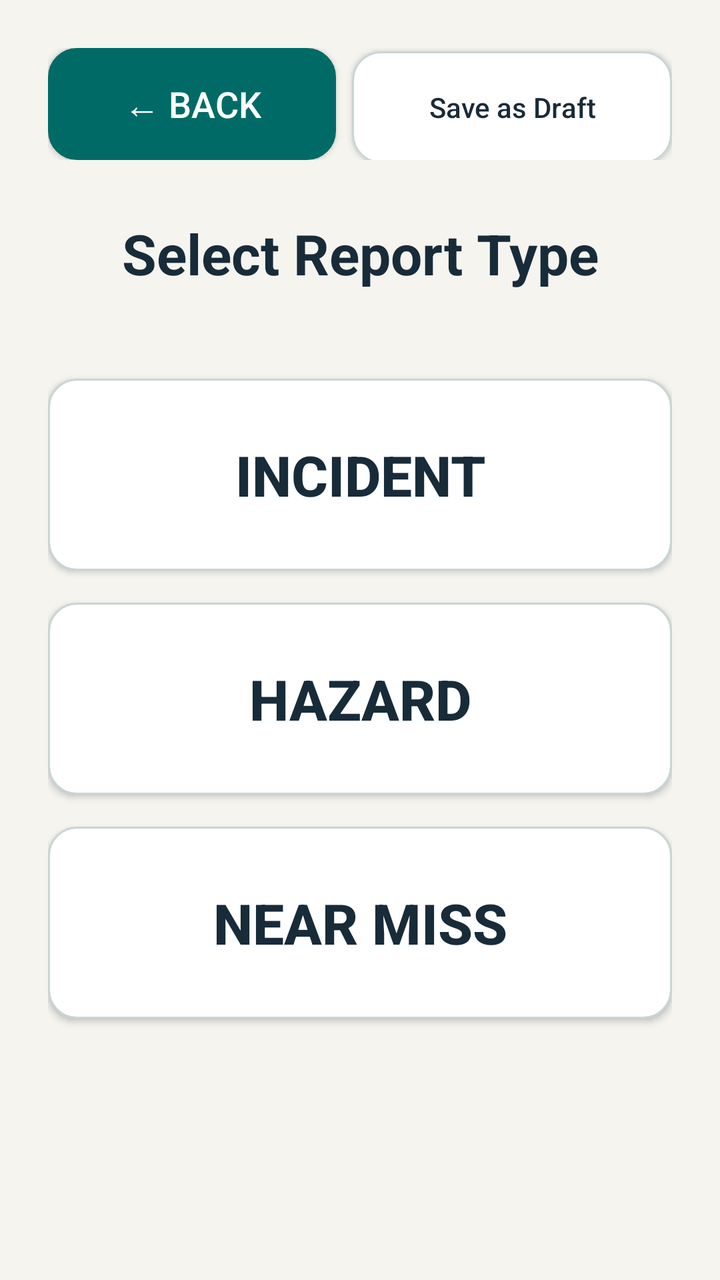
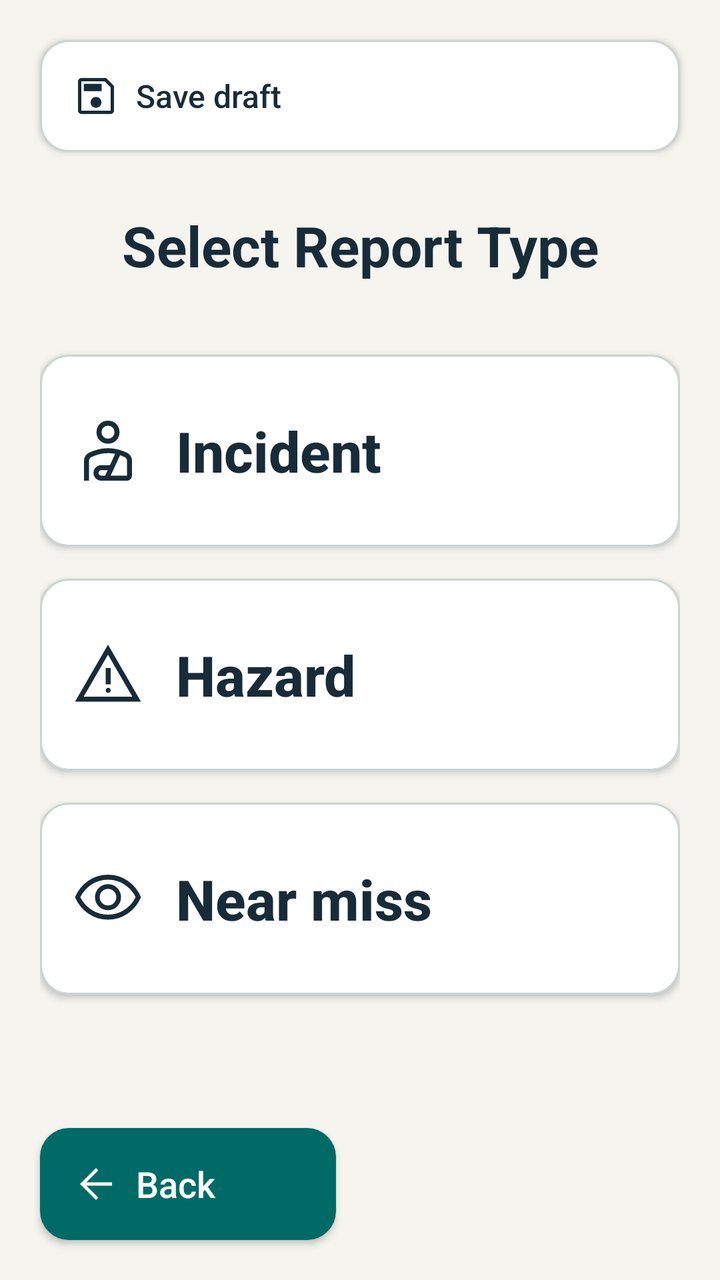

An Android layout rendered at two revisions. The XML below is the earlier revision; the diff shows what the commit changed to produce the second picture.
<!-- AndroidManifest.xml: application theme Theme.JavaReportingSystem -->
<!-- res/layout/activity_report_type.xml -->
<?xml version="1.0" encoding="utf-8"?>
<FrameLayout xmlns:android="http://schemas.android.com/apk/res/android"
    xmlns:app="http://schemas.android.com/apk/res-auto"
    xmlns:tools="http://schemas.android.com/tools"
    android:id="@+id/main"
    android:layout_width="match_parent"
    android:layout_height="match_parent"
    android:background="@color/safety_background"
    tools:context=".ui.ReportTypeActivity">

    <ScrollView
        android:layout_width="match_parent"
        android:layout_height="match_parent"
        android:fillViewport="true">

        <LinearLayout
            android:layout_width="match_parent"
            android:layout_height="wrap_content"
            android:orientation="vertical"
            android:padding="24dp">

            <LinearLayout
                android:layout_width="match_parent"
                android:layout_height="56dp"
                android:orientation="horizontal">

            <Button
                android:id="@+id/btnBack"
                android:layout_width="144dp"
                android:layout_height="56dp"
                android:background="@drawable/back_button"
                android:text="@string/back"
                android:textAllCaps="false"
                android:textColor="@color/safety_on_action"
                android:textSize="18sp"
                app:backgroundTint="@null" />
                <Button
                    android:id="@+id/btnSaveDraft"
                    android:layout_width="0dp"
                    android:layout_height="56dp"
                    android:layout_weight="1"
                    android:layout_marginStart="8dp"
                    android:background="@drawable/outline_button"
                    android:text="@string/save_as_draft"
                    android:textAllCaps="false"
                    android:textColor="@color/safety_text"
                    android:textSize="14sp"
                    android:minWidth="0dp"
                    android:paddingStart="8dp"
                    android:paddingEnd="8dp"
                    app:backgroundTint="@null" />
            </LinearLayout>

            <TextView
                android:id="@+id/tvTitle"
                android:layout_width="match_parent"
                android:layout_height="wrap_content"
                android:layout_marginTop="28dp"
                android:gravity="center"
                android:text="Select Report Type"
                android:textColor="@color/safety_text"
                android:textSize="28sp"
                android:textStyle="bold" />

            <Button
                android:id="@+id/btnIncident"
                android:layout_width="match_parent"
                android:layout_height="wrap_content"
                android:layout_marginTop="44dp"
                android:background="@drawable/outline_button"
                android:minHeight="96dp"
                android:padding="16dp"
                android:text="INCIDENT"
                android:textAllCaps="false"
                android:textColor="@color/safety_text"
                android:textSize="28sp"
                android:textStyle="bold"
                app:backgroundTint="@null" />

            <Button
                android:id="@+id/btnHazard"
                android:layout_width="match_parent"
                android:layout_height="wrap_content"
                android:layout_marginTop="16dp"
                android:background="@drawable/outline_button"
                android:minHeight="96dp"
                android:padding="16dp"
                android:text="HAZARD"
                android:textAllCaps="false"
                android:textColor="@color/safety_text"
                android:textSize="28sp"
                android:textStyle="bold"
                app:backgroundTint="@null" />

            <Button
                android:id="@+id/btnNearMiss"
                android:layout_width="match_parent"
                android:layout_height="wrap_content"
                android:layout_marginTop="16dp"
                android:background="@drawable/outline_button"
                android:minHeight="96dp"
                android:padding="16dp"
                android:text="NEAR MISS"
                android:textAllCaps="false"
                android:textColor="@color/safety_text"
                android:textSize="28sp"
                android:textStyle="bold"
                app:backgroundTint="@null" />
        </LinearLayout>
    </ScrollView>
</FrameLayout>
<!-- resources referenced by this layout -->
<resources>
  <string name="back">← BACK</string>
  <string name="save_as_draft">Save as Draft</string>
  <!-- unchanged entries left out for length: 10 -->
</resources>

<!-- the commit's change to res/layout/activity_report_type.xml (unified diff, before → after) -->
@@ -1,63 +1,57 @@
 <?xml version="1.0" encoding="utf-8"?>
-<FrameLayout xmlns:android="http://schemas.android.com/apk/res/android"
+<androidx.constraintlayout.widget.ConstraintLayout xmlns:android="http://schemas.android.com/apk/res/android"
     xmlns:app="http://schemas.android.com/apk/res-auto"
-    xmlns:tools="http://schemas.android.com/tools"
     android:id="@+id/main"
     android:layout_width="match_parent"
     android:layout_height="match_parent"
-    android:background="@color/safety_background"
-    tools:context=".ui.ReportTypeActivity">
+    android:background="@color/safety_background">
+
+    <Button
+        android:id="@+id/btnSaveDraft"
+        android:layout_width="0dp"
+        android:layout_height="56dp"
+        android:layout_marginStart="20dp"
+        android:layout_marginTop="20dp"
+        android:layout_marginEnd="20dp"
+        android:background="@drawable/outline_button"
+        android:drawableStart="@drawable/ic_ms_save"
+        android:drawableTint="@color/safety_text"
+        android:drawablePadding="8dp"
+        android:gravity="center_vertical|start"
+        android:paddingStart="16dp"
+        android:paddingEnd="16dp"
+        android:text="@string/save_as_draft"
+        android:textAllCaps="false"
+        android:textColor="@color/safety_text"
+        android:textSize="16sp"
+        app:backgroundTint="@null"
+        app:layout_constraintEnd_toEndOf="parent"
+        app:layout_constraintStart_toStartOf="parent"
+        app:layout_constraintTop_toTopOf="parent" />
 
     <ScrollView
-        android:layout_width="match_parent"
-        android:layout_height="match_parent"
-        android:fillViewport="true">
+        android:layout_width="0dp"
+        android:layout_height="0dp"
+        android:fillViewport="true"
+        app:layout_constraintBottom_toTopOf="@id/btnBack"
+        app:layout_constraintEnd_toEndOf="parent"
+        app:layout_constraintStart_toStartOf="parent"
+        app:layout_constraintTop_toBottomOf="@id/btnSaveDraft">
 
         <LinearLayout
             android:layout_width="match_parent"
             android:layout_height="wrap_content"
             android:orientation="vertical"
-            android:padding="24dp">
-
-            <LinearLayout
-                android:layout_width="match_parent"
-                android:layout_height="56dp"
-                android:orientation="horizontal">
-
-            <Button
-                android:id="@+id/btnBack"
-                android:layout_width="144dp"
-                android:layout_height="56dp"
-                android:background="@drawable/back_button"
-                android:text="@string/back"
-                android:textAllCaps="false"
-                android:textColor="@color/safety_on_action"
-                android:textSize="18sp"
-                app:backgroundTint="@null" />
-                <Button
-                    android:id="@+id/btnSaveDraft"
-                    android:layout_width="0dp"
-                    android:layout_height="56dp"
-                    android:layout_weight="1"
-                    android:layout_marginStart="8dp"
-                    android:background="@drawable/outline_button"
-                    android:text="@string/save_as_draft"
-                    android:textAllCaps="false"
-                    android:textColor="@color/safety_text"
-                    android:textSize="14sp"
-                    android:minWidth="0dp"
-                    android:paddingStart="8dp"
-                    android:paddingEnd="8dp"
-                    app:backgroundTint="@null" />
-            </LinearLayout>
+            android:paddingStart="20dp"
+            android:paddingTop="28dp"
+            android:paddingEnd="20dp"
+            android:paddingBottom="20dp">
 
             <TextView
-                android:id="@+id/tvTitle"
                 android:layout_width="match_parent"
                 android:layout_height="wrap_content"
-                android:layout_marginTop="28dp"
                 android:gravity="center"
-                android:text="Select Report Type"
+                android:text="@string/select_report_type"
                 android:textColor="@color/safety_text"
                 android:textSize="28sp"
                 android:textStyle="bold" />
@@ -66,11 +60,15 @@
                 android:id="@+id/btnIncident"
                 android:layout_width="match_parent"
                 android:layout_height="wrap_content"
-                android:layout_marginTop="44dp"
+                android:layout_marginTop="36dp"
                 android:background="@drawable/outline_button"
+                android:drawableStart="@drawable/ic_ms_personal_injury"
+                android:drawableTint="@color/safety_text"
+                android:drawablePadding="16dp"
+                android:gravity="center_vertical|start"
                 android:minHeight="96dp"
                 android:padding="16dp"
-                android:text="INCIDENT"
+                android:text="@string/report_type_incident"
                 android:textAllCaps="false"
                 android:textColor="@color/safety_text"
                 android:textSize="28sp"
@@ -83,9 +81,13 @@
                 android:layout_height="wrap_content"
                 android:layout_marginTop="16dp"
                 android:background="@drawable/outline_button"
+                android:drawableStart="@drawable/ic_ms_warning"
+                android:drawableTint="@color/safety_text"
+                android:drawablePadding="16dp"
+                android:gravity="center_vertical|start"
                 android:minHeight="96dp"
                 android:padding="16dp"
-                android:text="HAZARD"
+                android:text="@string/report_type_hazard"
                 android:textAllCaps="false"
                 android:textColor="@color/safety_text"
                 android:textSize="28sp"
@@ -98,9 +100,13 @@
                 android:layout_height="wrap_content"
                 android:layout_marginTop="16dp"
                 android:background="@drawable/outline_button"
+                android:drawableStart="@drawable/ic_ms_visibility"
+                android:drawableTint="@color/safety_text"
+                android:drawablePadding="16dp"
+                android:gravity="center_vertical|start"
                 android:minHeight="96dp"
                 android:padding="16dp"
-                android:text="NEAR MISS"
+                android:text="@string/report_type_near_miss"
                 android:textAllCaps="false"
                 android:textColor="@color/safety_text"
                 android:textSize="28sp"
@@ -108,4 +114,25 @@
                 app:backgroundTint="@null" />
         </LinearLayout>
     </ScrollView>
-</FrameLayout>
+
+    <Button
+        android:id="@+id/btnBack"
+        android:layout_width="148dp"
+        android:layout_height="56dp"
+        android:layout_marginStart="20dp"
+        android:layout_marginBottom="20dp"
+        android:background="@drawable/back_button"
+        android:drawableStart="@drawable/ic_ms_arrow_back"
+        android:drawableTint="@color/safety_on_action"
+        android:drawablePadding="8dp"
+        android:gravity="center_vertical|start"
+        android:paddingStart="16dp"
+        android:paddingEnd="16dp"
+        android:text="@string/back"
+        android:textAllCaps="false"
+        android:textColor="@color/safety_on_action"
+        android:textSize="18sp"
+        app:backgroundTint="@null"
+        app:layout_constraintBottom_toBottomOf="parent"
+        app:layout_constraintStart_toStartOf="parent" />
+</androidx.constraintlayout.widget.ConstraintLayout>
<!-- resource entries referenced after the edit -->
@@ -1,7 +1,56 @@
 <!-- resources referenced by this layout -->
 <resources>
-  <string name="back">← BACK</string>
-  <string name="save_as_draft">Save as Draft</string>
+  <!-- drawable ic_ms_arrow_back (drawable) -->
+  <vector xmlns:android="http://schemas.android.com/apk/res/android"
+      android:width="24dp"
+      android:height="24dp"
+      android:viewportWidth="960"
+      android:viewportHeight="960"
+      android:autoMirrored="true">
+    <path
+        android:fillColor="@color/safety_text"
+        android:pathData="M287,513.33L527,753.33L480,800L160,480L480,160L527,206.67L287,446.67L800,446.67L800,513.33L287,513.33Z"/>
+  </vector>
+  <!-- drawable ic_ms_personal_injury: vector/xml drawable (drawable, 2197 chars, omitted) -->
+  <!-- drawable ic_ms_save (drawable) -->
+  <vector xmlns:android="http://schemas.android.com/apk/res/android"
+      android:width="24dp"
+      android:height="24dp"
+      android:viewportWidth="960"
+      android:viewportHeight="960"
+  >
+    <path
+        android:fillColor="@color/safety_text"
+        android:pathData="M840,278L840,773.33Q840,800.33 820.17,820.17Q800.33,840 773.33,840L186.67,840Q159.67,840 139.83,820.17Q120,800.33 120,773.33L120,186.67Q120,159.67 139.83,139.83Q159.67,120 186.67,120L682,120L840,278ZM773.33,307.33L652.67,186.67L186.67,186.67Q186.67,186.67 186.67,186.67Q186.67,186.67 186.67,186.67L186.67,773.33Q186.67,773.33 186.67,773.33Q186.67,773.33 186.67,773.33L773.33,773.33Q773.33,773.33 773.33,773.33Q773.33,773.33 773.33,773.33L773.33,307.33ZM479.84,716.67Q525.33,716.67 557.33,684.82Q589.33,652.98 589.33,607.49Q589.33,562 557.49,530Q525.65,498 480.16,498Q434.67,498 402.67,529.84Q370.67,561.69 370.67,607.18Q370.67,652.67 402.51,684.67Q434.35,716.67 479.84,716.67ZM235.33,384L594,384L594,235.33L235.33,235.33L235.33,384ZM186.67,307.33L186.67,773.33Q186.67,773.33 186.67,773.33Q186.67,773.33 186.67,773.33L186.67,773.33Q186.67,773.33 186.67,773.33Q186.67,773.33 186.67,773.33L186.67,186.67Q186.67,186.67 186.67,186.67Q186.67,186.67 186.67,186.67L186.67,186.67L186.67,307.33Z"/>
+  </vector>
+  <!-- drawable ic_ms_visibility (drawable) -->
+  <vector xmlns:android="http://schemas.android.com/apk/res/android"
+      android:width="36dp"
+      android:height="36dp"
+      android:viewportWidth="960"
+      android:viewportHeight="960"
+  >
+    <path
+        android:fillColor="@color/safety_text"
+        android:pathData="M480.08,633.33Q552.33,633.33 602.83,582.75Q653.33,532.18 653.33,459.92Q653.33,387.67 602.75,337.17Q552.18,286.67 479.92,286.67Q407.67,286.67 357.17,337.25Q306.67,387.82 306.67,460.08Q306.67,532.33 357.25,582.83Q407.82,633.33 480.08,633.33ZM479.84,570.67Q433.67,570.67 401.5,538.34Q369.33,506.02 369.33,459.84Q369.33,413.67 401.66,381.5Q433.98,349.33 480.16,349.33Q526.33,349.33 558.5,381.66Q590.67,413.98 590.67,460.16Q590.67,506.33 558.34,538.5Q526.02,570.67 479.84,570.67ZM480,760Q334,760 215.33,677.5Q96.67,595 40,460Q96.67,325 215.33,242.5Q334,160 480,160Q626,160 744.67,242.5Q863.33,325 920,460Q863.33,595 744.67,677.5Q626,760 480,760ZM480,460Q480,460 480,460Q480,460 480,460Q480,460 480,460Q480,460 480,460Q480,460 480,460Q480,460 480,460Q480,460 480,460Q480,460 480,460ZM479.89,693.33Q598.33,693.33 697.5,629.83Q796.67,566.33 848.67,460Q796.67,353.67 697.61,290.17Q598.56,226.67 480.11,226.67Q361.67,226.67 262.5,290.17Q163.33,353.67 110.67,460Q163.33,566.33 262.39,629.83Q361.44,693.33 479.89,693.33Z"/>
+  </vector>
+  <!-- drawable ic_ms_warning (drawable) -->
+  <vector xmlns:android="http://schemas.android.com/apk/res/android"
+      android:width="36dp"
+      android:height="36dp"
+      android:viewportWidth="960"
+      android:viewportHeight="960"
+  >
+    <path
+        android:fillColor="@color/safety_text"
+        android:pathData="M40,840L480,80L920,840L40,840ZM155.33,773.33L804.67,773.33L480,213.33L155.33,773.33ZM482.78,722Q497,722 506.5,712.38Q516,702.77 516,688.55Q516,674.33 506.38,664.83Q496.77,655.33 482.55,655.33Q468.33,655.33 458.83,664.95Q449.33,674.57 449.33,688.78Q449.33,703 458.95,712.5Q468.57,722 482.78,722ZM449.33,608L516,608L516,392L449.33,392L449.33,608ZM480,493.33L480,493.33L480,493.33L480,493.33Z"/>
+  </vector>
+  <string name="back">Back</string>
+  <string name="report_type_hazard">Hazard</string>
+  <string name="report_type_incident">Incident</string>
+  <string name="report_type_near_miss">Near miss</string>
+  <string name="save_as_draft">Save draft</string>
+  <string name="select_report_type">Select Report Type</string>
   <!-- unchanged entries left out for length: 10 -->
 </resources>
 
